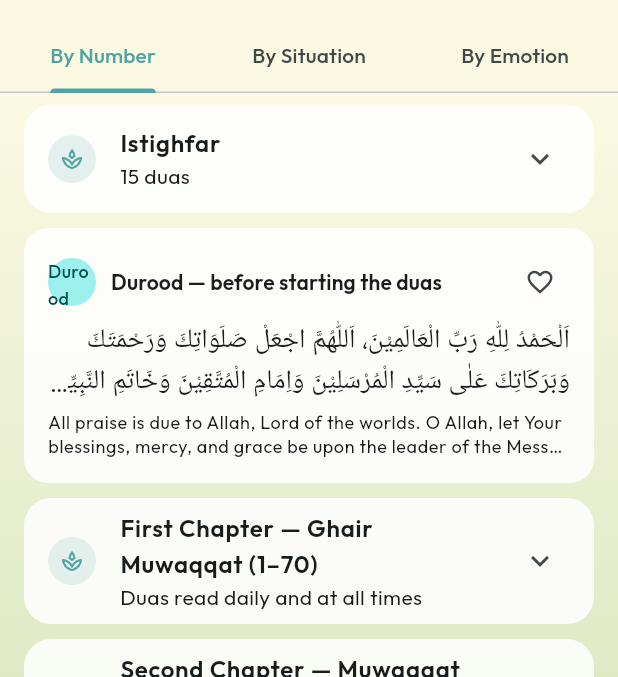
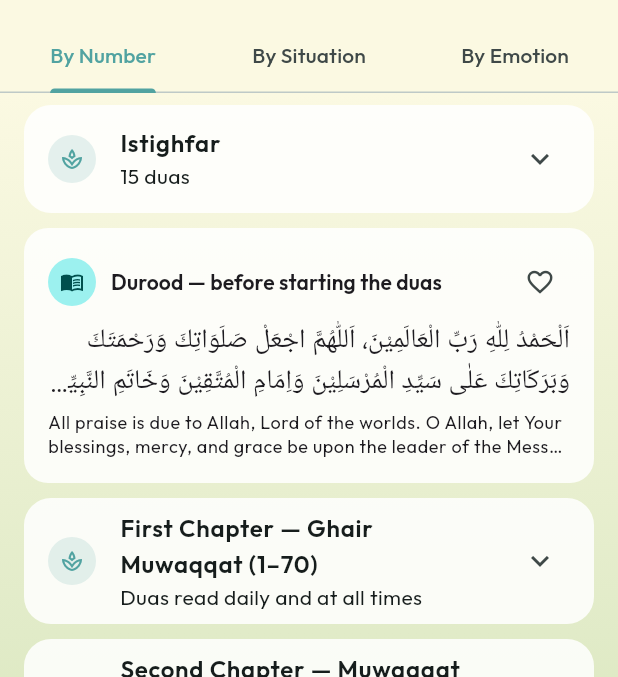
Before and after one commit to imtiazitp-stack/bayan-ud-dua, a Flutter app: the BrowseScreen screen opened directly, on a phone screen of 412 x 824 dp, the part 63-740 px from its top. Run offline on Flutter 3.47's test engine with Material 3 defaults, Android fonts, the phone set to English and light mode, and no system bars; our stand-ins replace google_fonts, just_audio, share_plus, shared_preferences; accounts and stored records are empty; Roboto replaces fonts that are missing (Amiri).

Commit message:
Update dua_card.dart

```diff
--- a/lib/widgets/dua_card.dart
+++ b/lib/widgets/dua_card.dart
@@ -56,7 +56,9 @@ class _DuaCardState extends State<DuaCard> {
                 children: [
                   CircleAvatar(
                     radius: 16,
-                    child: Text(d.duaNo, style: const TextStyle(fontSize: 12)),
+                    child: d.duaNo == 'Durood'
+                        ? const Icon(Icons.menu_book_outlined, size: 16)
+                        : Text(d.duaNo, style: const TextStyle(fontSize: 12)),
                   ),
                   const SizedBox(width: 10),
                   Expanded(
```
